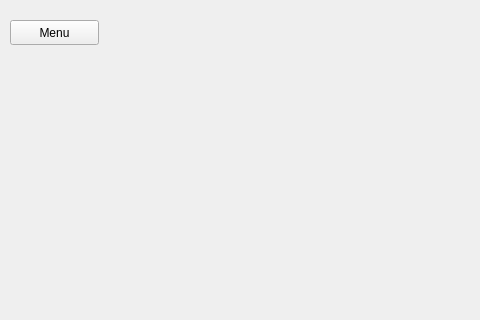
The window that FrontEnd/game.ui (helauren42/Chess_online) describes before a commit, drawn with Qt 5; both pictures show x 0 to 480 and y 0 to 320 of the 800 by 684 pixel window.
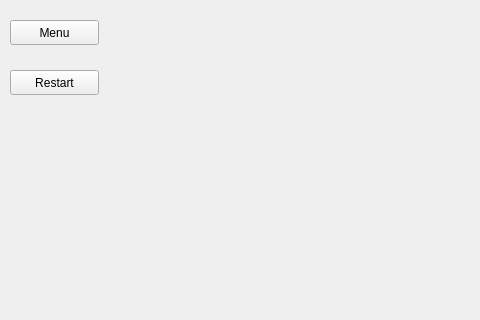
The same window after the commit.

Commit message: before moving game_socket to separate class

The edit to the form file:
```diff
--- a/FrontEnd/game.ui
+++ b/FrontEnd/game.ui
@@ -26,6 +26,19 @@
     <string>Menu</string>
    </property>
   </widget>
+  <widget class="QPushButton" name="Restart">
+   <property name="geometry">
+    <rect>
+     <x>10</x>
+     <y>70</y>
+     <width>89</width>
+     <height>25</height>
+    </rect>
+   </property>
+   <property name="text">
+    <string>Restart</string>
+   </property>
+  </widget>
  </widget>
  <resources/>
  <connections/>
```
The commit also changes 11 other files.
